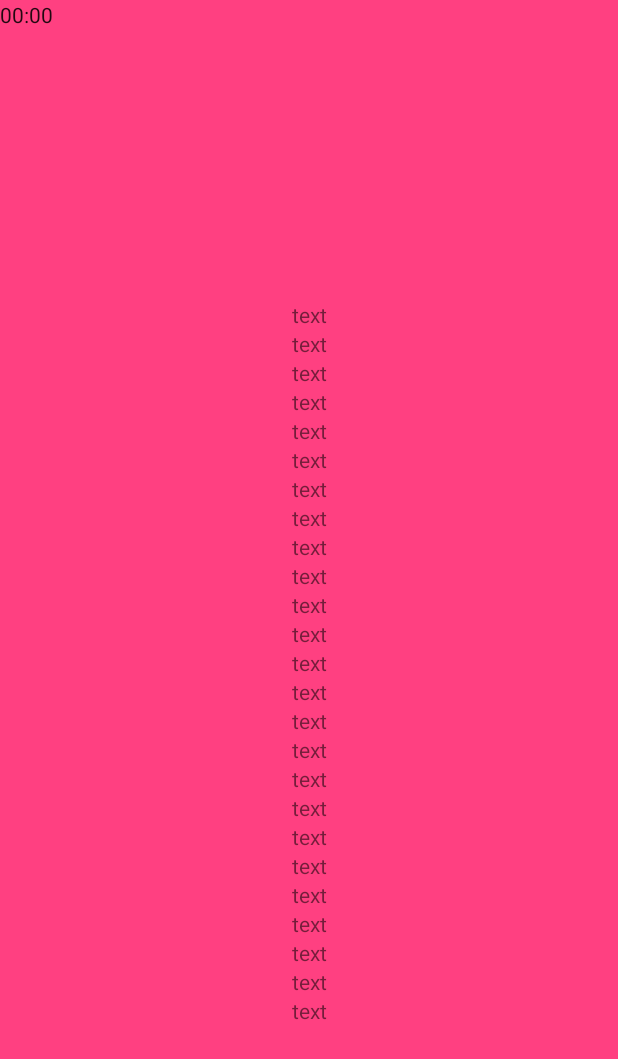
After one commit to WxHlin/ThirdLibraryDemo, an Android app: the layout input.xml on its own in the app's theme, with its tools: preview values and no code run, on a phone screen of 412 x 824 dp. The commit adds this screen. Shown: the top 1059 px of the screen. Run offline under Robolectric (Android 15) with nearby library versions, the phone set to English and light mode, and no system bars.

Commit message:
recyclerView

```diff
--- a/app/src/main/java/com/demo/thirdlibrarydemo/customviewpager/MyCustomViewPager.java
+++ b/app/src/main/java/com/demo/thirdlibrarydemo/customviewpager/MyCustomViewPager.java
@@ -12,7 +12,7 @@ import android.widget.Scroller;
  * Created by Administrator on 2017/6/23 0023.
  */
 
-public class MyCustomViewPager extends ViewGroup{
+public class MyCustomViewPager extends ViewGroup {
 
     /**
      * 手势识别器
@@ -33,16 +33,17 @@ public class MyCustomViewPager extends ViewGroup{
     }
 
 
-    private void initView(Context context){
-        scroller=new Scroller(context);
+    private void initView(Context context) {
+        scroller = new Scroller(context);
         //实例化手势识别器
-        gestureDetector=new GestureDetector(context,new GestureDetector.SimpleOnGestureListener(){
+        gestureDetector = new GestureDetector(context, new GestureDetector.SimpleOnGestureListener() {
 
             //长按
             @Override
             public void onLongPress(MotionEvent e) {
                 super.onLongPress(e);
             }
+
             /**
              * 滑动
              * @param e1
@@ -58,9 +59,10 @@ public class MyCustomViewPager extends ViewGroup{
                  * 第一个参数：要在x轴移动的距离
                  * 第二个参数：要在y轴移动的距离
                  */
-                scrollBy((int)distanceX,getScrollY());//
+                scrollBy((int) distanceX, getScrollY());//
                 return true;
             }
+
             //双击
             @Override
             public boolean onDoubleTap(MotionEvent e) {
@@ -69,9 +71,32 @@ public class MyCustomViewPager extends ViewGroup{
         });
     }
 
+    /**
+     * 如果添加一个页面，只可以显示最外层，对子view需要测量才能显示
+     *
+     * @param widthMeasureSpec
+     * @param heightMeasureSpec 测量的时候会测量多次
+     *                          1.widthMeasureSpec  父层视图给当前视图的宽和模式
+     *                          MeasureSpec.AT_MOST    父容器指定了一个大小，view的大小不能超过这个值
+     *                          MeasureSpec.UNSPECIFIED;  父容器不对view有任何限制，要多大给多大
+     *                          MeasureSpec.EXACTLY;   父容器已经检测出view所需要的大小
+     *                          static int getMode(int measureSpec)   根据提供的测量值（格式）提取模式（上述3种模式之一）
+     *                          static int getSize(int measureSpec)   根据提供的测量值（格式）提取大小值（这个大小也就是我们通常说的大小）
+     *                          static int makeMeasureSpec(int size,int mode)  根据提供的大小值和模式创建一个测量值（格式），这个类的使用，
+     *                          通常在view组件的onMeasure()里面调用
+     */
+    @Override
+    protected void onMeasure(int widthMeasureSpec, int heightMeasureSpec) {
+        super.onMeasure(widthMeasureSpec, heightMeasureSpec);
+        for (int i = 0; i < getChildCount(); i++) {
+            View child = getChildAt(i);
+            child.measure(widthMeasureSpec, heightMeasureSpec);
+        }
+    }
 
     /**
      * 抽象方法   继承ViewGroup必需写
+     *
      * @param changed
      * @param l
      * @param t
@@ -81,11 +106,51 @@ public class MyCustomViewPager extends ViewGroup{
     @Override
     protected void onLayout(boolean changed, int l, int t, int r, int b) {
         //遍历每个孩子在屏幕的坐标
-        for (int i = 0; i <getChildCount() ; i++) {
-            View childView=getChildAt(i);
-            childView.layout(i*getWidth(),0,(i+1)*getWidth(),getHeight());
+        for (int i = 0; i < getChildCount(); i++) {
+            View childView = getChildAt(i);
+            childView.layout(i * getWidth(), 0, (i + 1) * getWidth(), getHeight());
         }
     }
+
+    //记录起始坐标
+    private float downX;
+    private float downY;
+
+    /**
+     * 返回true:拦截事件，将会触发当前控件的onTouchEvent()方法
+     * 返回false:不拦截事件，事件继续传递给孩子
+     *
+     * @param ev
+     * @return
+     */
+    @Override
+    public boolean onInterceptTouchEvent(MotionEvent ev) {
+        gestureDetector.onTouchEvent(ev);//把事件传递给手势识别器
+        boolean result = false;//默认是false,可以传递给孩子
+        switch (ev.getAction()) {
+            case MotionEvent.ACTION_DOWN:
+                //1、记录坐标
+                downX = ev.getX();
+                downY = ev.getY();
+                break;
+            case MotionEvent.ACTION_MOVE:
+                //2、记录结束值
+                float endX = ev.getX();
+                float endY = ev.getY();
+                //3、计算绝对值
+                float distanceX = Math.abs(endX - downX);
+                float ditsanceY = Math.abs(endY - downY);
+                if (distanceX >ditsanceY && distanceX >5){
+                    result=true;
+                }
+                break;
+            case MotionEvent.ACTION_UP:
+
+                break;
+        }
+        return result;
+    }
+
 
     private float startX;//记录初始的x轴的坐标
 
@@ -95,9 +160,9 @@ public class MyCustomViewPager extends ViewGroup{
 
         gestureDetector.onTouchEvent(event);//把事件传递给手势识别器
 
-        switch (event.getAction()){
+        switch (event.getAction()) {
             case MotionEvent.ACTION_DOWN:
-                startX=event.getX();//记录坐标
+                startX = event.getX();//记录坐标
                 break;
 
             case MotionEvent.ACTION_MOVE:
@@ -105,12 +170,12 @@ public class MyCustomViewPager extends ViewGroup{
                 break;
 
             case MotionEvent.ACTION_UP:
-                float endX=event.getX();//新的坐标
-                int tempIndex=currentIndex;
-                if (startX-endX>getWidth()/2){
+                float endX = event.getX();//新的坐标
+                int tempIndex = currentIndex;
+                if (startX - endX > getWidth() / 2) {
                     //显示下一个页面
                     tempIndex++;
-                } else if(endX-startX>getWidth()/2){
+                } else if (endX - startX > getWidth() / 2) {
                     //显示上一个页面
                     tempIndex--;
                 }
@@ -123,38 +188,40 @@ public class MyCustomViewPager extends ViewGroup{
 
     /**
      * 屏蔽非法值，根据位置移动到指定位置
+     *
      * @param tempIndex
      */
     public void scrollToViewPager(int tempIndex) {
-        if (tempIndex<0){
-            tempIndex=0;
+        if (tempIndex < 0) {
+            tempIndex = 0;
         }
-        if (tempIndex>getChildCount()-1){
-            tempIndex=getChildCount()-1;
+        if (tempIndex > getChildCount() - 1) {
+            tempIndex = getChildCount() - 1;
         }
         //赋值给当前位置
-        currentIndex=tempIndex;
+        currentIndex = tempIndex;
 
-        if (mOnPageChangeListener!=null){
+        if (mOnPageChangeListener != null) {
             mOnPageChangeListener.onScrollToPage(currentIndex);
         }
 
-        int distanceX=currentIndex*getWidth()-getScrollX();
+        int distanceX = currentIndex * getWidth() - getScrollX();
 
         //移动到指定位置
 //        scrollTo(currentIndex*getWidth(),getScrollY());//回弹生硬
 //        scroller.startScroll(getScrollX(),getScrollY(),distanceX,0);//系统方法解决回弹生硬
-        scroller.startScroll(getScrollX(),getScrollY(),distanceX,0,Math.abs(distanceX));//系统方法解决回弹生硬
+        scroller.startScroll(getScrollX(), getScrollY(), distanceX, 0, Math.abs(distanceX));//系统方法解决回弹生硬
         invalidate();
     }
 
     @Override
     public void computeScroll() {
 //        super.computeScroll();
-        if (scroller.computeScrollOffset()){
+
+        if (scroller.computeScrollOffset()) {
             //得到移动这一小段对应的坐标
-            float currX=scroller.getCurrX();
-            scrollTo((int) currX,0);
+            float currX = scroller.getCurrX();
+            scrollTo((int) currX, 0);
             invalidate();
         }
     }
@@ -163,18 +230,19 @@ public class MyCustomViewPager extends ViewGroup{
     /**
      * 监听页面的改变
      */
-    public interface onPageChangeListener{
+    public interface onPageChangeListener {
         /**
          * 当页面改变的时候回调这个方法
-         * @param position    当前页面的下标
+         *
+         * @param position 当前页面的下标
          */
         void onScrollToPage(int position);
     }
 
     private onPageChangeListener mOnPageChangeListener;
 
-    public void setOnPageChangeListener(onPageChangeListener onPageChangeListener){
-        mOnPageChangeListener=onPageChangeListener;
+    public void setOnPageChangeListener(onPageChangeListener onPageChangeListener) {
+        mOnPageChangeListener = onPageChangeListener;
     }
 
 }
--- a/app/src/main/java/com/demo/thirdlibrarydemo/customviewpager/MyCustomViewPagerActivity.java
+++ b/app/src/main/java/com/demo/thirdlibrarydemo/customviewpager/MyCustomViewPagerActivity.java
@@ -1,8 +1,9 @@
 package com.demo.thirdlibrarydemo.customviewpager;
 
+import android.os.Bundle;
 import android.support.annotation.IdRes;
 import android.support.v7.app.AppCompatActivity;
-import android.os.Bundle;
+import android.view.View;
 import android.widget.ImageView;
 import android.widget.RadioButton;
 import android.widget.RadioGroup;
@@ -31,6 +32,10 @@ public class MyCustomViewPagerActivity extends AppCompatActivity {
             //添加到MyCustomViewPager这个viewgroup中
             viewPager.addView(imageView);
         }
+
+        View testView=View.inflate(this,R.layout.input,null);
+        //添加一个页面
+        viewPager.addView(testView,2);
 
         for (int i = 0; i <viewPager.getChildCount() ; i++) {
             RadioButton rb=new RadioButton(this);
--- /dev/null
+++ b/app/src/main/res/layout/input.xml
@@ -0,0 +1,175 @@
+<?xml version="1.0" encoding="utf-8"?>
+<LinearLayout xmlns:android="http://schemas.android.com/apk/res/android"
+    android:layout_width="match_parent"
+    android:layout_height="match_parent"
+    android:background="@color/colorAccent"
+    android:orientation="vertical">
+
+    <Chronometer
+        android:id="@+id/chronometer2"
+        android:layout_width="match_parent"
+        android:layout_height="200dp" />
+
+    <ScrollView
+        android:layout_width="match_parent"
+        android:layout_height="wrap_content">
+
+        <LinearLayout
+            android:layout_width="match_parent"
+            android:layout_height="wrap_content"
+            android:orientation="vertical">
+
+            <TextView
+                android:layout_width="match_parent"
+                android:layout_height="wrap_content"
+                android:gravity="center_horizontal"
+                android:text="text" />
+
+            <TextView
+                android:layout_width="match_parent"
+                android:layout_height="wrap_content"
+                android:gravity="center_horizontal"
+                android:text="text" />
+
+            <TextView
+                android:layout_width="match_parent"
+                android:layout_height="wrap_content"
+                android:gravity="center_horizontal"
+                android:text="text" />
+
+            <TextView
+                android:layout_width="match_parent"
+                android:layout_height="wrap_content"
+                android:gravity="center_horizontal"
+                android:text="text" />
+
+            <TextView
+                android:layout_width="match_parent"
+                android:layout_height="wrap_content"
+                android:gravity="center_horizontal"
+                android:text="text" />
+
+            <TextView
+                android:layout_width="match_parent"
+                android:layout_height="wrap_content"
+                android:gravity="center_horizontal"
+                android:text="text" />
+
+            <TextView
+                android:layout_width="match_parent"
+                android:layout_height="wrap_content"
+                android:gravity="center_horizontal"
+                android:text="text" />
+
+            <TextView
+                android:layout_width="match_parent"
+                android:layout_height="wrap_content"
+                android:gravity="center_horizontal"
+                android:text="text" />
+
+            <TextView
+                android:layout_width="match_parent"
+                android:layout_height="wrap_content"
+                android:gravity="center_horizontal"
+                android:text="text" />
+
+            <TextView
+                android:layout_width="match_parent"
+                android:layout_height="wrap_content"
+                android:gravity="center_horizontal"
+                android:text="text" />
+
+            <TextView
+                android:layout_width="match_parent"
+                android:layout_height="wrap_content"
+                android:gravity="center_horizontal"
+                android:text="text" />
+
+            <TextView
+                android:layout_width="match_parent"
+                android:layout_height="wrap_content"
+                android:gravity="center_horizontal"
+                android:text="text" />
+
+            <TextView
+                android:layout_width="match_parent"
+                android:layout_height="wrap_content"
+                android:gravity="center_horizontal"
+                android:text="text" />
+
+            <TextView
+                android:layout_width="match_parent"
+                android:layout_height="wrap_content"
+                android:gravity="center_horizontal"
+                android:text="text" />
+
+            <TextView
+                android:layout_width="match_parent"
+                android:layout_height="wrap_content"
+                android:gravity="center_horizontal"
+                android:text="text" />
+
+            <TextView
+                android:layout_width="match_parent"
+                android:layout_height="wrap_content"
+                android:gravity="center_horizontal"
+                android:text="text" />
+
+            <TextView
+                android:layout_width="match_parent"
+                android:layout_height="wrap_content"
+                android:gravity="center_horizontal"
+                android:text="text" />
+
+            <TextView
+                android:layout_width="match_parent"
+                android:layout_height="wrap_content"
+                android:gravity="center_horizontal"
+                android:text="text" />
+
+            <TextView
+                android:layout_width="match_parent"
+                android:layout_height="wrap_content"
+                android:gravity="center_horizontal"
+                android:text="text" />
+
+            <TextView
+                android:layout_width="match_parent"
+                android:layout_height="wrap_content"
+                android:gravity="center_horizontal"
+                android:text="text" />
+
+            <TextView
+                android:layout_width="match_parent"
+                android:layout_height="wrap_content"
+                android:gravity="center_horizontal"
+                android:text="text" />
+
+            <TextView
+                android:layout_width="match_parent"
+                android:layout_height="wrap_content"
+                android:gravity="center_horizontal"
+                android:text="text" />
+
+            <TextView
+                android:layout_width="match_parent"
+                android:layout_height="wrap_content"
+                android:gravity="center_horizontal"
+                android:text="text" />
+
+            <TextView
+                android:layout_width="match_parent"
+                android:layout_height="wrap_content"
+                android:gravity="center_horizontal"
+                android:text="text" />
+
+            <TextView
+                android:layout_width="match_parent"
+                android:layout_height="wrap_content"
+                android:gravity="center_horizontal"
+                android:text="text" />
+
+
+        </LinearLayout>
+    </ScrollView>
+</LinearLayout>
```
